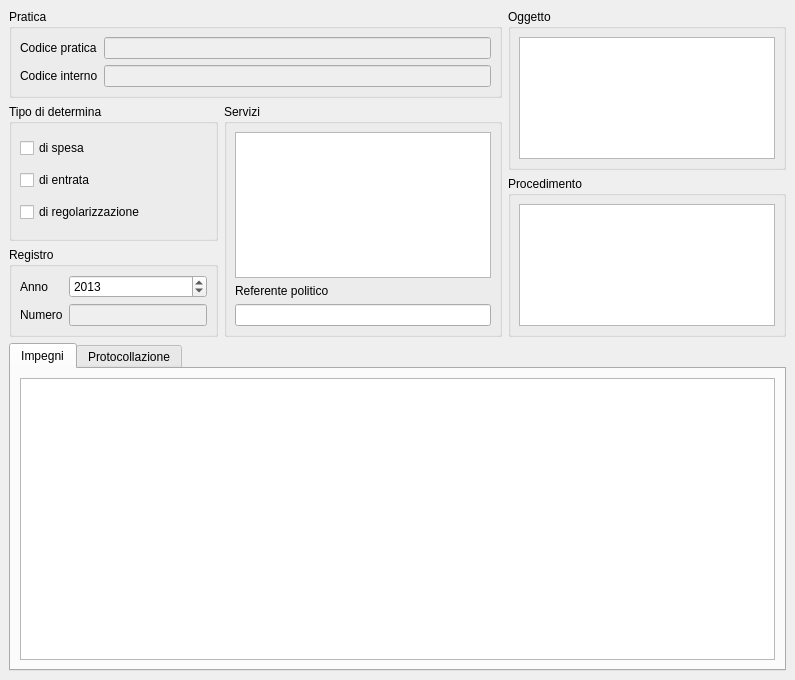
Old version of the form src/com/axiastudio/suite/deliberedetermine/forms/determina.ui in the repository tizianolattisi/suitegda.
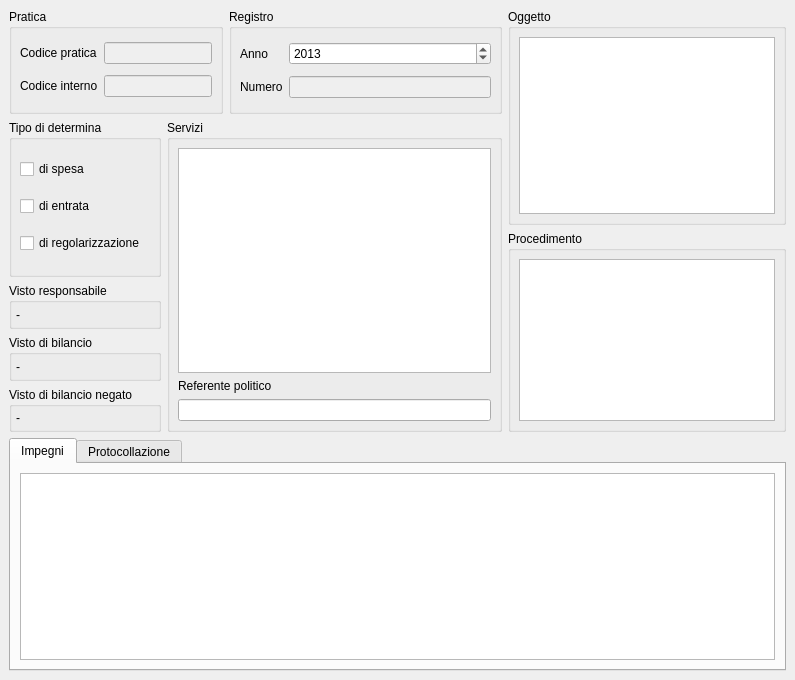
New version of the form. Custom widgets are drawn as their Qt base class.

Commit message: Nuovo layout per la determina (visualizzazione visti).

```diff
--- a/src/com/axiastudio/suite/deliberedetermine/forms/determina.ui
+++ b/src/com/axiastudio/suite/deliberedetermine/forms/determina.ui
@@ -23,7 +23,7 @@
    <string>&lt;</string>
   </property>
   <widget class="QWidget" name="centralwidget">
-   <layout class="QGridLayout" name="gridLayout_3" rowstretch="1,1,1,1,5">
+   <layout class="QGridLayout" name="gridLayout_3">
     <item row="0" column="0" colspan="2">
      <widget class="QGroupBox" name="groupBox_6">
       <property name="title">
@@ -85,7 +85,80 @@
       </layout>
      </widget>
     </item>
-    <item row="0" column="2" rowspan="2">
+    <item row="0" column="2">
+     <widget class="QGroupBox" name="groupBox_7">
+      <property name="title">
+       <string>Registro</string>
+      </property>
+      <layout class="QGridLayout" name="gridLayout_2">
+       <property name="leftMargin">
+        <number>8</number>
+       </property>
+       <property name="topMargin">
+        <number>8</number>
+       </property>
+       <property name="rightMargin">
+        <number>8</number>
+       </property>
+       <property name="bottomMargin">
+        <number>8</number>
+       </property>
+       <item row="0" column="0">
+        <widget class="QLabel" name="label_4">
+         <property name="text">
+          <string>Anno</string>
+         </property>
+        </widget>
+       </item>
+       <item row="0" column="1">
+        <widget class="QSpinBox" name="spinBox">
+         <property name="frame">
+          <bool>true</bool>
+         </property>
+         <property name="keyboardTracking">
+          <bool>true</bool>
+         </property>
+         <property name="minimum">
+          <number>2000</number>
+         </property>
+         <property name="maximum">
+          <number>2040</number>
+         </property>
+         <property name="value">
+          <number>2013</number>
+         </property>
+         <property name="column" stdset="0">
+          <string>anno</string>
+         </property>
+         <property name="search" stdset="0">
+          <bool>true</bool>
+         </property>
+        </widget>
+       </item>
+       <item row="1" column="0">
+        <widget class="QLabel" name="label_5">
+         <property name="text">
+          <string>Numero</string>
+         </property>
+        </widget>
+       </item>
+       <item row="1" column="1">
+        <widget class="QLineEdit" name="lineEdit_5">
+         <property name="enabled">
+          <bool>false</bool>
+         </property>
+         <property name="column" stdset="0">
+          <string>numero</string>
+         </property>
+         <property name="search" stdset="0">
+          <bool>true</bool>
+         </property>
+        </widget>
+       </item>
+      </layout>
+     </widget>
+    </item>
+    <item row="0" column="3" rowspan="2">
      <widget class="QGroupBox" name="groupBox_5">
       <property name="title">
        <string>Oggetto</string>
@@ -176,7 +249,7 @@
       </layout>
      </widget>
     </item>
-    <item row="1" column="1" rowspan="3">
+    <item row="1" column="1" rowspan="5" colspan="2">
      <widget class="QGroupBox" name="groupBox">
       <property name="title">
        <string>Servizi</string>
@@ -233,7 +306,7 @@
       </layout>
      </widget>
     </item>
-    <item row="2" column="2" rowspan="2">
+    <item row="2" column="3" rowspan="4">
      <widget class="QGroupBox" name="groupBox_8">
       <property name="title">
        <string>Procedimento</string>
@@ -258,79 +331,90 @@
      </widget>
     </item>
     <item row="3" column="0">
-     <widget class="QGroupBox" name="groupBox_7">
+     <widget class="QGroupBox" name="groupBox_2">
       <property name="title">
-       <string>Registro</string>
+       <string>Visto responsabile</string>
       </property>
-      <layout class="QGridLayout" name="gridLayout_2">
+      <layout class="QVBoxLayout" name="verticalLayout_2">
        <property name="leftMargin">
-        <number>8</number>
+        <number>4</number>
        </property>
        <property name="topMargin">
-        <number>8</number>
+        <number>4</number>
        </property>
        <property name="rightMargin">
-        <number>8</number>
+        <number>4</number>
        </property>
        <property name="bottomMargin">
-        <number>8</number>
+        <number>4</number>
        </property>
-       <item row="0" column="0">
-        <widget class="QLabel" name="label_4">
+       <item>
+        <widget class="QLabel" name="label_vistoResponsabile">
          <property name="text">
-          <string>Anno</string>
+          <string>-</string>
          </property>
         </widget>
        </item>
-       <item row="0" column="1">
-        <widget class="QSpinBox" name="spinBox">
-         <property name="frame">
-          <bool>true</bool>
+      </layout>
+     </widget>
+    </item>
+    <item row="4" column="0">
+     <widget class="QGroupBox" name="groupBox_3">
+      <property name="title">
+       <string>Visto di bilancio</string>
+      </property>
+      <layout class="QVBoxLayout" name="verticalLayout_3">
+       <property name="leftMargin">
+        <number>4</number>
+       </property>
+       <property name="topMargin">
+        <number>4</number>
+       </property>
+       <property name="rightMargin">
+        <number>4</number>
+       </property>
+       <property name="bottomMargin">
+        <number>4</number>
+       </property>
+       <item>
+        <widget class="QLabel" name="label_vistoBilancio">
+         <property name="text">
+          <string>-</string>
          </property>
-         <property name="keyboardTracking">
-          <bool>true</bool>
-         </property>
-         <property name="minimum">
-          <number>2000</number>
-         </property>
-         <property name="maximum">
-          <number>2040</number>
-         </property>
-         <property name="value">
-          <number>2013</number>
-         </property>
-         <property name="column" stdset="0">
-          <string>anno</string>
-         </property>
-         <property name="search" stdset="0">
-          <bool>true</bool>
-         </property>
         </widget>
        </item>
-       <item row="1" column="0">
-        <widget class="QLabel" name="label_5">
+      </layout>
+     </widget>
+    </item>
+    <item row="5" column="0">
+     <widget class="QGroupBox" name="groupBox_9">
+      <property name="title">
+       <string>Visto di bilancio negato</string>
+      </property>
+      <layout class="QVBoxLayout" name="verticalLayout_4">
+       <property name="leftMargin">
+        <number>4</number>
+       </property>
+       <property name="topMargin">
+        <number>4</number>
+       </property>
+       <property name="rightMargin">
+        <number>4</number>
+       </property>
+       <property name="bottomMargin">
+        <number>4</number>
+       </property>
+       <item>
+        <widget class="QLabel" name="label_vistoBilancioNegato">
          <property name="text">
-          <string>Numero</string>
+          <string>-</string>
          </property>
         </widget>
        </item>
-       <item row="1" column="1">
-        <widget class="QLineEdit" name="lineEdit_5">
-         <property name="enabled">
-          <bool>false</bool>
-         </property>
-         <property name="column" stdset="0">
-          <string>numero</string>
-         </property>
-         <property name="search" stdset="0">
-          <bool>true</bool>
-         </property>
-        </widget>
-       </item>
       </layout>
      </widget>
     </item>
-    <item row="4" column="0" colspan="3">
+    <item row="6" column="0" colspan="4">
      <widget class="QTabWidget" name="tabWidget">
       <property name="currentIndex">
        <number>0</number>
```
